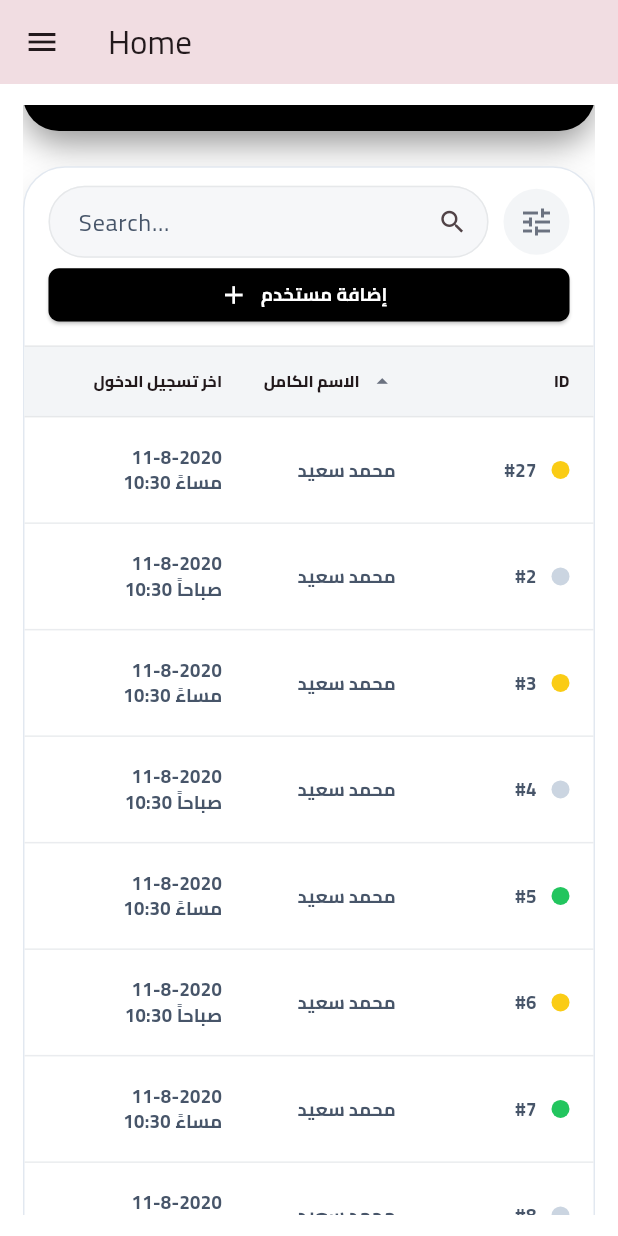
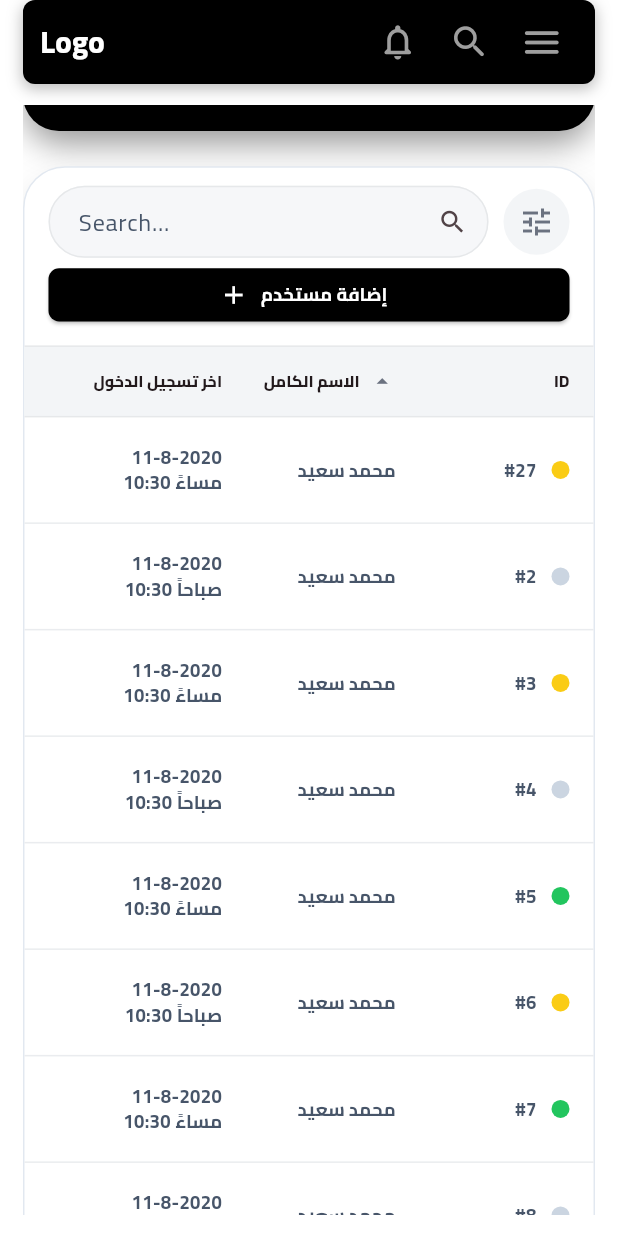
Before and after one commit to abdchtourou/Law-Management-system, a Flutter app: the HomeScreen screen opened directly, scrolled down 576 dp, on a phone screen of 412 x 824 dp. Run offline on Flutter 3.47's test engine with Material 3 defaults, Android fonts, the phone set to English and light mode, and no system bars; our stand-ins replace dartz, dio, equatable, flutter_bloc, flutter_screenutil, get_it and 1 more; accounts and stored records are empty.

Commit message:
refactor: Redesign home screen AppBar and side drawer navigation

```diff
--- a/lib/features/auth/presentation/screens/home_screen.dart
+++ b/lib/features/auth/presentation/screens/home_screen.dart
@@ -17,12 +17,12 @@ class HomeScreen extends StatelessWidget {
   Widget build(BuildContext context) {
     return Scaffold(
       extendBody: true, // allows FAB to sit nicely over the bar blur/shadow
-      appBar: AppBar(title: const Text('Home')),
-      drawer: const AppSideDrawer(),
+      appBar: CustomAppBar(),
+      endDrawer: const AppSideDrawer(),
 
       // ----- BODY (you can switch by _index if you want tabbed content) -----
       body: Padding(
-        padding:  EdgeInsets.symmetric(horizontal: 16.w, vertical: 16.h),
+        padding: EdgeInsets.symmetric(horizontal: 16.w, vertical: 16.h),
         child: SingleChildScrollView(
           child: Column(
             children: [
@@ -99,8 +99,6 @@ class HomeScreen extends StatelessWidget {
           ),
         ),
       ),
-
-
     );
   }
 }
--- a/lib/features/home/presentation/widgets/app_side_drawer.dart
+++ b/lib/features/home/presentation/widgets/app_side_drawer.dart
@@ -15,6 +15,8 @@ class AppSideDrawer extends StatelessWidget {
       width: 320,
       backgroundColor: Colors.white,
       child: SafeArea(
+        child: Directionality(
+          textDirection: TextDirection.rtl,
           child: ListView(
             padding: const EdgeInsets.fromLTRB(12, 12, 12, 18),
             children: [
@@ -162,6 +164,7 @@ class AppSideDrawer extends StatelessWidget {
             ],
           ),
         ),
+      ),
     );
   }
 }
--- a/lib/features/home/presentation/widgets/custom_app_bar.dart
+++ b/lib/features/home/presentation/widgets/custom_app_bar.dart
@@ -1,6 +1,5 @@
 import 'package:flutter/material.dart';
 import 'package:flutter_screenutil/flutter_screenutil.dart';
-import 'package:lms/features/auth/presentation/screens/home_screen.dart';
 
 class CustomAppBar extends StatelessWidget implements PreferredSizeWidget {
   const CustomAppBar({super.key});
@@ -10,7 +9,7 @@ class CustomAppBar extends StatelessWidget implements PreferredSizeWidget {
     return SafeArea(
       child: Container(
         margin: EdgeInsets.symmetric(horizontal: 16.w),
-        padding: EdgeInsets.symmetric(horizontal: 12.w) ,
+        padding: EdgeInsets.symmetric(horizontal: 12.w),
         height: kToolbarHeight,
         decoration: BoxDecoration(
           color: Colors.black,
@@ -23,19 +22,11 @@ class CustomAppBar extends StatelessWidget implements PreferredSizeWidget {
             ),
           ],
         ),
-        child: const Row(
+        child: Row(
           mainAxisAlignment: MainAxisAlignment.spaceBetween,
           children: [
-            // Left side icons (bell + search)
-            Row(
-              children: [
-                Icon(Icons.menu_rounded, color: Colors.grey, size: 30),
-                SizedBox(width: 16),
-              ],
-            ),
-
-            // Center title (Logo)
-            Text(
+            // Left side (logo)
+            const Text(
               'Logo',
               style: TextStyle(
                 color: Colors.white,
@@ -43,16 +34,34 @@ class CustomAppBar extends StatelessWidget implements PreferredSizeWidget {
                 fontSize: 20,
               ),
             ),
+
+            // Right side icons
             Row(
               children: [
-                SizedBox(width: 16),
-                Icon(Icons.notifications_none_rounded, color: Colors.grey, size: 30),
-                SizedBox(width: 20),
-                Icon(Icons.search_rounded, color: Colors.grey, size: 30),
+                IconButton(
+                  icon: const Icon(Icons.notifications_none_rounded,
+                      color: Colors.grey, size: 28),
+                  onPressed: () {
+                    // TODO: notification action
+                  },
+                ),
+                IconButton(
+                  icon: const Icon(Icons.search_rounded,
+                      color: Colors.grey, size: 28),
+                  onPressed: () {
+                    // TODO: search action
+                  },
+                ),
+                IconButton(
+                  icon: const Icon(Icons.menu_rounded,
+                      color: Colors.grey, size: 30),
+                  onPressed: () {
+                    // 👇 يفتح السايد دراور من اليمين
+                    Scaffold.of(context).openEndDrawer();
+                  },
+                ),
               ],
             ),
-
-            // Right side menu icon
           ],
         ),
       ),
--- a/lib/main.dart
+++ b/lib/main.dart
@@ -59,7 +59,7 @@ class MyApp extends StatelessWidget {
                 labelStyle: const TextStyle(color: Color(0xFF6B7280)),
               ),
             ),
-            home: const HomeScreen(),
+            home: const LoginScreen(),
           ),
         );
       },
```
Also changed, not shown: lib/features/auth/presentation/screens/login_screen.dart (+4 -4 lines). Lines whose indentation alone changed are shown as unchanged.
